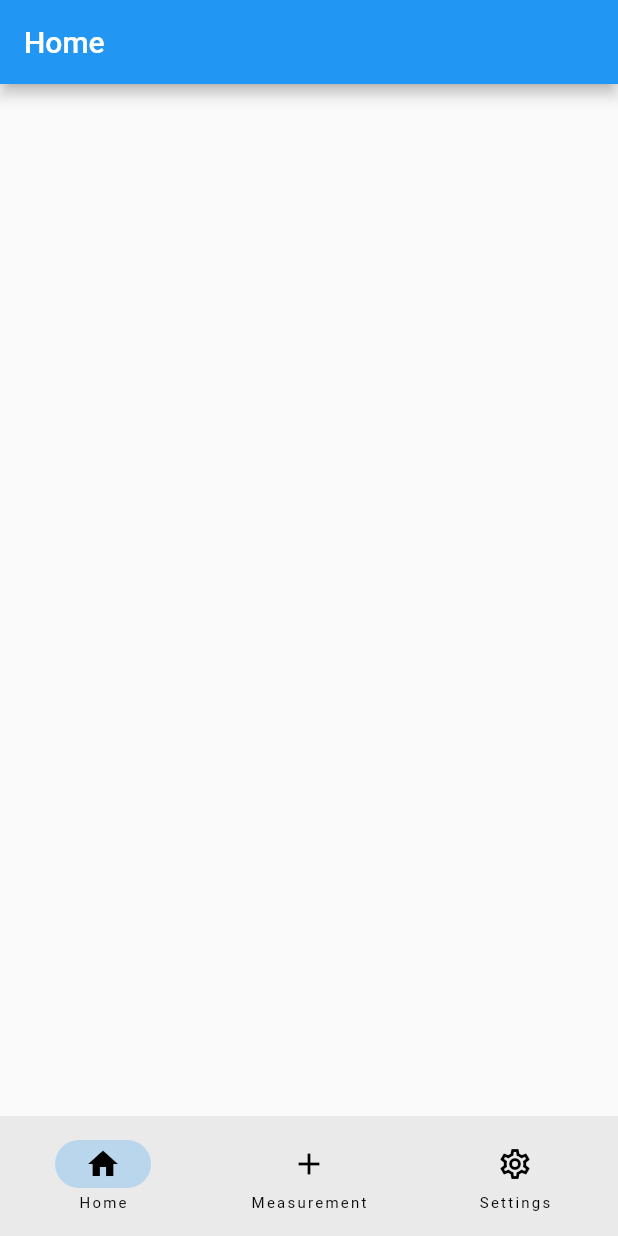
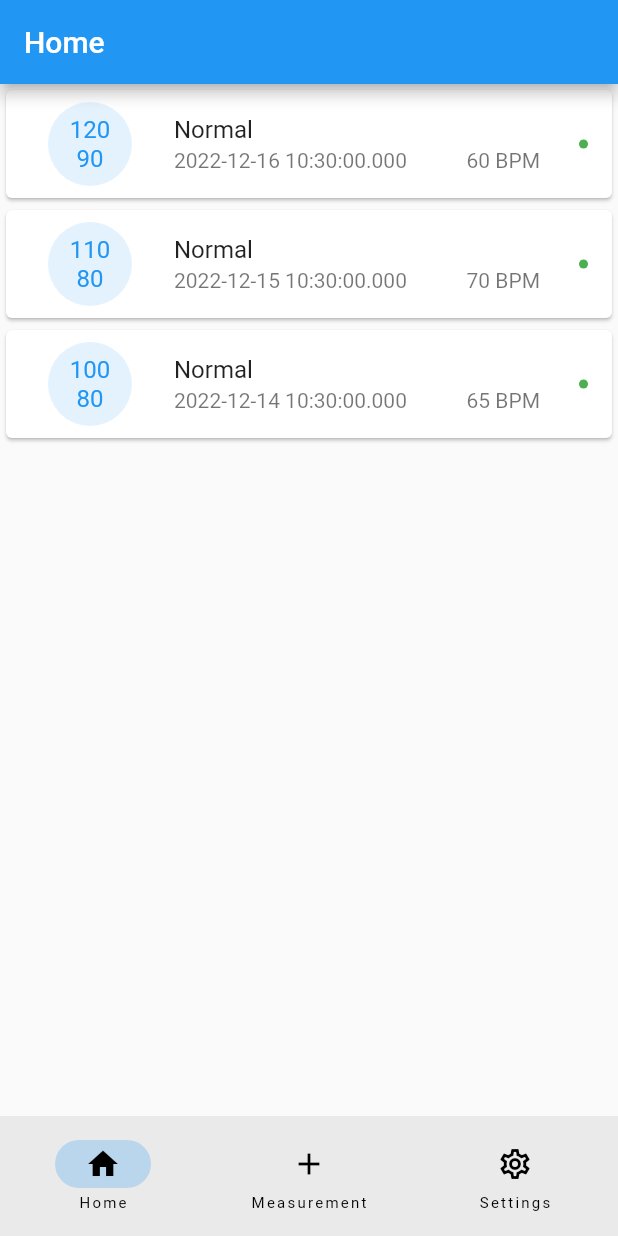
Before and after one commit to deandreamatias/sys-dia-log, a Flutter app: the screen it shows after launch, on a phone screen of 412 x 824 dp. Run offline on Flutter 3.47's test engine with Material 2 defaults, Android fonts, the light colour scheme and no system bars; our stand-ins replace auto_route, flutter_i18n.

Commit message:
list view

```diff
--- /dev/null
+++ b/lib/modules/home/services/home_service_facade.dart
@@ -0,0 +1,10 @@
+import 'package:sys_dia_log/modules/measurement/models/measurement.dart';
+import 'package:sys_dia_log/modules/measurement/services/measurement_service.dart';
+
+class HomeServiceFacade {
+  final MeasurementService _measurementService = MeasurementService();
+
+  Future<Set<Measurement>> getHomeViewData() {
+    return _measurementService.getMeasurementData();
+  }
+}
--- a/lib/modules/home/views/home_view.dart
+++ b/lib/modules/home/views/home_view.dart
@@ -1,6 +1,7 @@
 import 'package:flutter/material.dart';
 import 'package:flutter_i18n/widgets/I18nText.dart';
-import 'package:sys_dia_log/modules/measurement/services/measurement_service.dart';
+import 'package:sys_dia_log/modules/home/services/home_service_facade.dart';
+import 'package:sys_dia_log/modules/measurement/models/measurement.dart';
 import 'package:sys_dia_log/shared/ui/loading_indicator.dart';
 
 class HomeView extends StatefulWidget {
@@ -11,20 +12,66 @@
 }
 
 class _HomeViewState extends State<HomeView> {
-  final _service = MeasurementService();
+  late final Future<Set<Measurement>> _dataSnap;
+
+  @override
+  void initState() {
+    super.initState();
+    _dataSnap = HomeServiceFacade().getHomeViewData();
+  }
 
   @override
   Widget build(BuildContext context) {
     return Scaffold(
       appBar: AppBar(title: I18nText('home')),
-      body: FutureBuilder(
-        future: _service.getMeasurementData(),
+      body: FutureBuilder<Set<Measurement>>(
+        future: _dataSnap,
+        initialData: const <Measurement>{},
         builder: (context, snapshot) {
-          if (snapshot.connectionState == ConnectionState.done) {
-            return ListView();
-          } else {
+          if (snapshot.connectionState == ConnectionState.waiting) {
             return const Center(child: LoadingIndicator());
+          } else if (snapshot.connectionState == ConnectionState.done) {
+            if (snapshot.hasError) {
+              // TODO: return refresh;
+            }
+            if (!snapshot.hasData) {
+              // TODO: return add some data
+            }
           }
+
+          return ListView.builder(
+            itemCount: snapshot.data?.length,
+            itemBuilder: (context, index) {
+              return Card(
+                child: ListTile(
+                  leading: CircleAvatar(
+                    radius: 40,
+                    backgroundColor: Theme.of(context).secondaryHeaderColor,
+                    foregroundColor: Theme.of(context).primaryColor,
+                    child: Column(
+                      mainAxisAlignment: MainAxisAlignment.center,
+                      children: [
+                        Text(
+                            '${snapshot.data?.elementAt(index).bloodPressure.systolic}'),
+                        Text(
+                            '${snapshot.data?.elementAt(index).bloodPressure.diastolic}')
+                      ],
+                    ),
+                  ),
+                  title: const Text('Normal'),
+                  subtitle: Row(children: [
+                    Text('${snapshot.data?.elementAt(index).createdAt}'),
+                    const Spacer(),
+                    Text('${snapshot.data?.elementAt(index).pulse.bpm} BPM')
+                  ]),
+                  trailing: const CircleAvatar(
+                    backgroundColor: Colors.green,
+                    radius: 3,
+                  ),
+                ),
+              );
+            },
+          );
         },
       ),
     );
--- a/lib/modules/measurement/services/measurement_service.dart
+++ b/lib/modules/measurement/services/measurement_service.dart
@@ -1,10 +1,10 @@
 import '../models/measurement.dart';
 
 class MeasurementService {
-  Set<Measurement> data = {};
+  late final Set<Measurement> _data;
 
   MeasurementService()
-      : data = {
+      : _data = {
           Measurement(
               120, 90, 60, DateTime.now().add(const Duration(days: -1))),
           Measurement(
@@ -14,17 +14,20 @@
         };
 
   Future<Set<Measurement>> getMeasurementData() async {
-    return Future.value(data);
+    return Future.delayed(
+      const Duration(seconds: 5),
+      () => _data,
+    );
   }
 
   Future<Set<Measurement>> addMeasurementData(Measurement measurement) async {
-    data.add(measurement);
-    return Future.value(data);
+    _data.add(measurement);
+    return Future.value(_data);
   }
 
   Future<Set<Measurement>> deleteMeasurementData(
       Measurement measurement) async {
-    data.remove(measurement);
-    return Future.value(data);
+    _data.remove(measurement);
+    return Future.value(_data);
   }
 }
```
